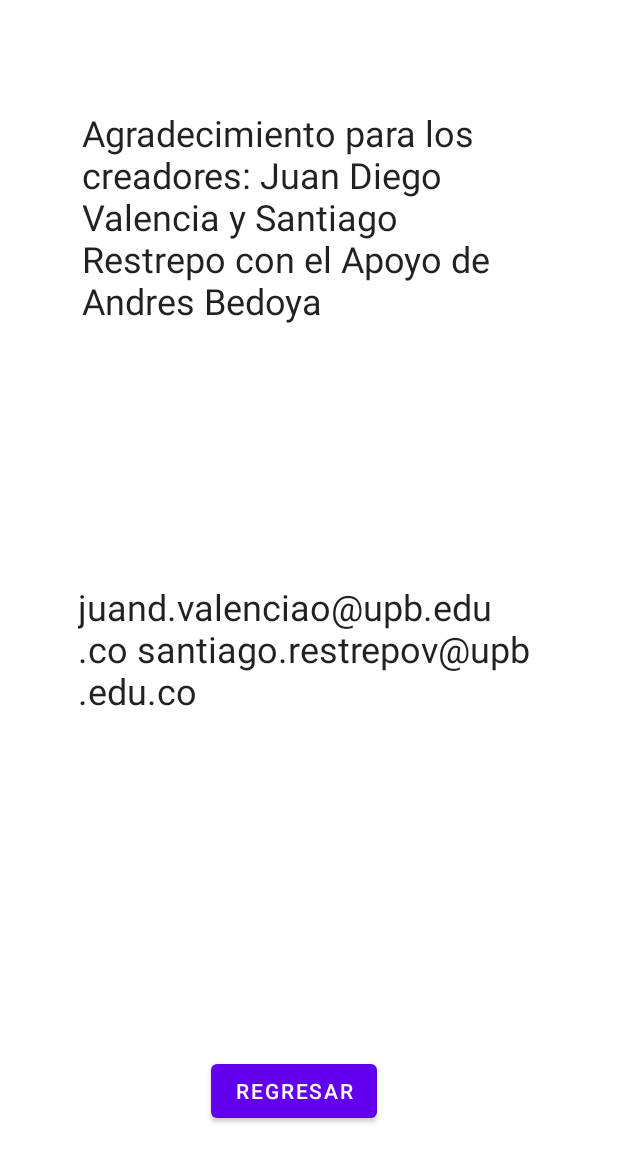
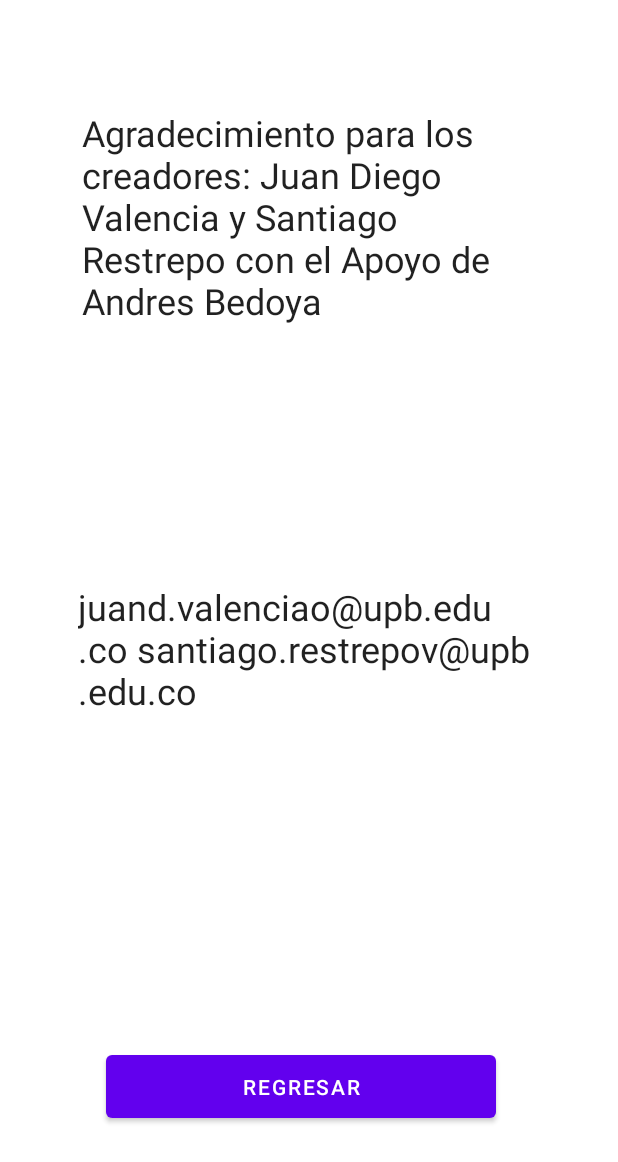
Before and after one commit to juandValencia/Juego_Android_Final, an Android app: the layout activity_creditos.xml on its own in the app's theme, with its tools: preview values and no code run, on a phone screen of 412 x 824 dp. Shown: the top 1162 px of the screen. Run offline under Robolectric (Android 15) with nearby library versions, the phone set to English and light mode, and no system bars.

Commit message:
Vista Iniio y creditos Funcionando

```diff
--- a/app/src/main/res/layout/activity_creditos.xml
+++ b/app/src/main/res/layout/activity_creditos.xml
@@ -8,8 +8,8 @@
 
     <Button
         android:id="@+id/Regresar"
-        android:layout_width="wrap_content"
-        android:layout_height="wrap_content"
+        android:layout_width="260dp"
+        android:layout_height="54dp"
         android:text="Regresar"
         app:layout_constraintBottom_toBottomOf="parent"
         app:layout_constraintEnd_toEndOf="parent"
```
Also changed, not shown: app/src/main/AndroidManifest.xml (+0 -8 lines), app/src/main/java/com/example/juego_puzzle/Creditos.java (+15 -1 lines), app/src/main/java/com/example/juego_puzzle/Inicio.java (+14 -2 lines).
